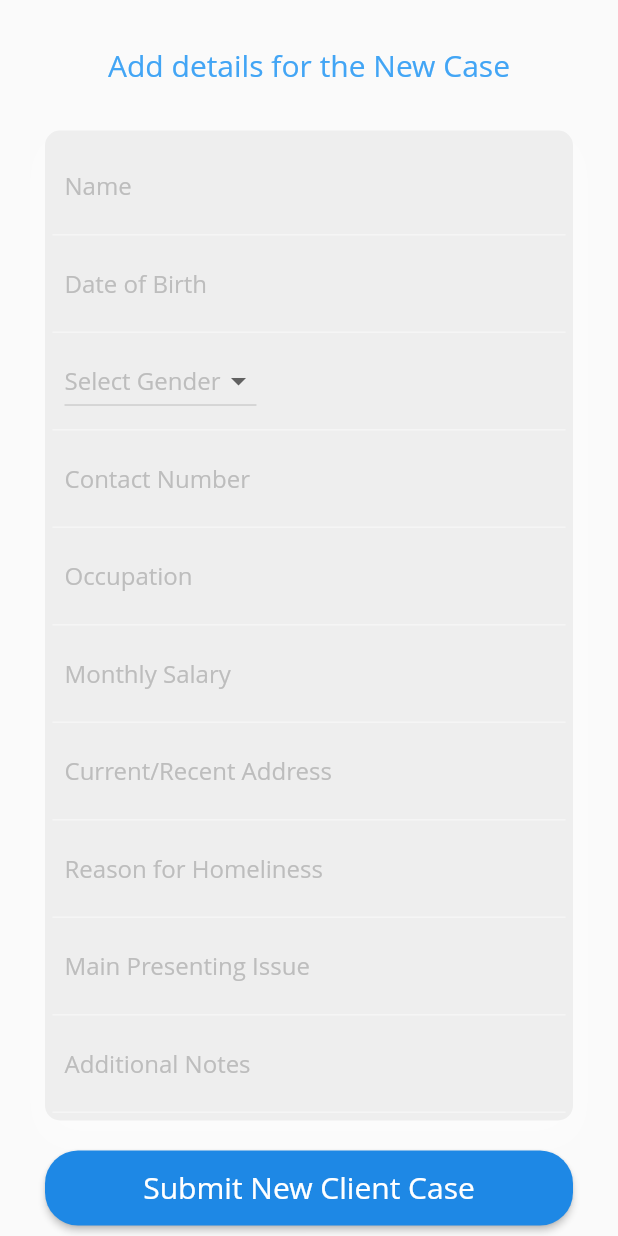
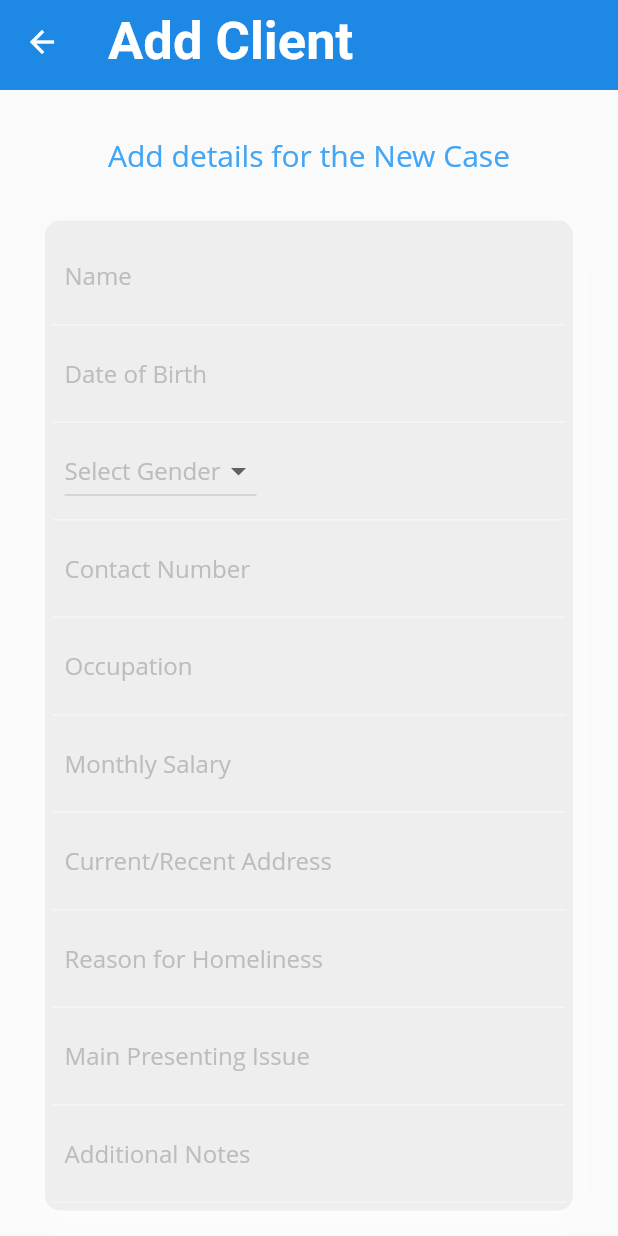
Before and after one commit to cfg2020apac/team-7, a Flutter app: the ClientList screen opened directly, scrolled down 256 dp, after a tap on the "add" icon, on a phone screen of 412 x 824 dp. Run offline on Flutter 3.47's test engine with Material 2 defaults, Android fonts, the phone set to English and light mode, and no system bars; our stand-ins replace cloud_firestore, firebase_auth, firebase_core; accounts and stored records are empty; Roboto replaces fonts that are missing (Open Sans).

Commit message:
Fixed alignment on client card and added title bar for add client page

```diff
--- a/lib/components/clientCard.dart
+++ b/lib/components/clientCard.dart
@@ -42,8 +42,9 @@ class ClientCard {
                       Align(
                           alignment: Alignment.centerLeft,
                           child: Container(
-                              child: Text(' User ID: ' + clientid,
-                                  style: TextStyle(fontSize: 20)))),
+                            child: Text(' User ID: ' + clientid,
+                              textAlign: TextAlign.left,
+                              style: TextStyle(fontSize: 15)))),
                     ],
                   ),
                 ],
--- a/lib/views/addClient.dart
+++ b/lib/views/addClient.dart
@@ -23,7 +23,22 @@ class RegistrationPageState extends State<AddClientForm> {
   @override
   Widget build(BuildContext context) {
     return Scaffold(
-        backgroundColor: Colors.grey[50],
+      appBar: AppBar(
+        title: Text("Add Client",
+        style: TextStyle(
+          color: Colors.white,
+          fontSize: 35,
+          fontWeight: FontWeight.bold)),
+        backgroundColor: Colors.blue[600],
+        brightness: Brightness.light,
+        elevation: 0,
+        bottom: PreferredSize(
+          child: Container(
+            color: Colors.blue[600],
+            height: 4.0,
+          ),
+        preferredSize: Size.fromHeight(4.0))
+      ),
         body: GestureDetector(
             onTap: () {
               FocusScope.of(context).requestFocus(new FocusNode());
```
